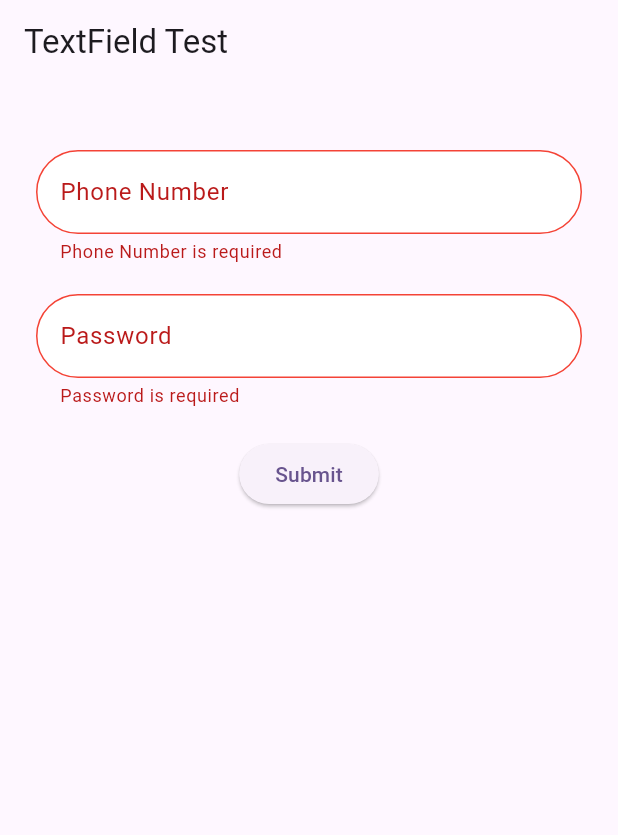
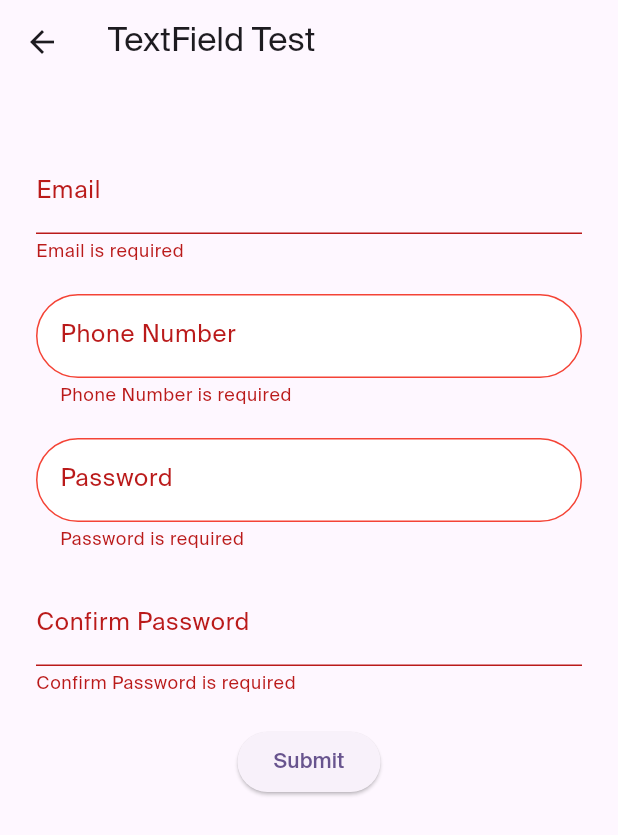
Before and after one commit to AhmedAdel1997/BasicDart, a Flutter app: the TextFieldTest screen opened directly, after a tap on "Submit", on a phone screen of 412 x 824 dp. Shown: the top 835 px of the screen. Run offline on Flutter 3.47's test engine with Material 3 defaults, Android fonts, the phone set to English and light mode, and no system bars; our stand-ins replace image_picker; network calls fail.

Commit message:
continuew ui

```diff
--- /dev/null
+++ b/lib/core/colors.dart
@@ -0,0 +1,6 @@
+import 'package:flutter/material.dart';
+
+class AppColors {
+  static const primary = Color(0xffF26625);
+  static const secondary = Color(0xff040504);
+}
--- /dev/null
+++ b/lib/core/fields_mixin.dart
@@ -0,0 +1,8 @@
+import 'package:flutter/material.dart';
+
+mixin FieldsMixin {
+  final TextEditingController phoneC = TextEditingController();
+  final TextEditingController passwordC = TextEditingController();
+  final TextEditingController emailC = TextEditingController();
+  final TextEditingController confirmPasswordC = TextEditingController();
+}
--- /dev/null
+++ b/lib/core/validator.dart
@@ -0,0 +1,56 @@
+class Validator {
+  //phoneNumber validation
+  static String? validatePhoneNumber(String? value) {
+    if (value == null || value.isEmpty) {
+      return 'Phone Number is required';
+    }
+    //regex for only numbers
+    if (!RegExp(r'^[0-9]+$').hasMatch(value)) {
+      return 'Phone Number must be numbers';
+    }
+
+    if (value.length != 10 || !value.startsWith('05')) {
+      return 'Phone Number must be 10 digits and starts with 05';
+    }
+
+    return null;
+  }
+
+  //validate password
+  static String? validatePassword(String? value, {String? message}) {
+    if (value?.trim().isEmpty ?? true) {
+      return message ?? 'Password is required';
+    } else if (!RegExp(
+      r'^(?=.*[a-z])(?=.*[A-Z])(?=.*\d)(?=.*[@$!%*?&#])[A-Za-z\d@$!%*?&]{8,}$',
+    ).hasMatch(value!)) {
+      return message ??
+          'Password must contain lowercase, uppercase, numbers, special characters and at least 8 characters';
+    }
+    return null;
+  }
+
+  //validate confirm password
+  static String? validateConfirmPassword({String? value, String? password}) {
+    if (value?.trim().isEmpty ?? true) {
+      return 'Confirm Password is required';
+    }
+    if (value != password) {
+      return 'Confirm Password must be the same as Password';
+    }
+    return null;
+  }
+
+  //validate email
+  static String? validateEmail(String? value) {
+    if (value == null || value.isEmpty) {
+      return 'Email is required';
+    }
+
+    if (!RegExp(
+      r'^[a-zA-Z0-9._%+-]+@[a-zA-Z0-9.-]+\.[a-zA-Z]{2,}$',
+    ).hasMatch(value)) {
+      return 'Invalid email address';
+    }
+    return null;
+  }
+}
--- a/lib/ui/text_field.dart
+++ b/lib/ui/text_field.dart
@@ -1,6 +1,9 @@
 import 'dart:developer';
 
 import 'package:flutter/material.dart';
+
+import '../core/fields_mixin.dart';
+import '../core/validator.dart';
 
 class TextFieldTest extends StatefulWidget {
   const TextFieldTest({super.key});
@@ -9,10 +12,7 @@ class TextFieldTest extends StatefulWidget {
   State<TextFieldTest> createState() => _TextFieldTestState();
 }
 
-class _TextFieldTestState extends State<TextFieldTest> {
-  final TextEditingController phoneC = TextEditingController();
-  final TextEditingController passwordC = TextEditingController();
-
+class _TextFieldTestState extends State<TextFieldTest> with FieldsMixin {
   final formkey = GlobalKey<FormState>();
 
   @override
@@ -25,6 +25,16 @@ class _TextFieldTestState extends State<TextFieldTest> {
           padding: const EdgeInsets.all(24.0),
           child: Column(
             children: [
+              SizedBox(height: 20),
+              TextFormField(
+                controller: emailC,
+                decoration: InputDecoration(
+                  labelText: 'Email',
+                  hintText: 'Enter your email',
+                ),
+                validator: Validator.validateEmail,
+              ),
+
               SizedBox(height: 20),
               TextFormField(
                 controller: phoneC,
@@ -55,20 +65,7 @@ class _TextFieldTestState extends State<TextFieldTest> {
                   filled: true,
                   fillColor: Colors.white,
                 ),
-                validator: (value) {
-                  if (value == null || value.isEmpty) {
-                    return 'Phone Number is required';
-                  }
-                  //regex for only numbers
-                  if (!RegExp(r'^[0-9]+$').hasMatch(value)) {
-                    return 'Phone Number must be numbers';
-                  }
-                  if (value.length != 10 || !value.startsWith('05')) {
-                    return 'Phone Number must be 10 digits and starts with 05';
-                  }
-
-                  return null;
-                },
+                validator: Validator.validatePhoneNumber,
               ),
               SizedBox(height: 20),
               TextFormField(
@@ -99,19 +96,27 @@ class _TextFieldTestState extends State<TextFieldTest> {
                   filled: true,
                   fillColor: Colors.white,
                 ),
+                validator: Validator.validatePassword,
+              ),
+              SizedBox(height: 20),
+              TextFormField(
+                controller: confirmPasswordC,
+                decoration: InputDecoration(
+                  labelText: 'Confirm Password',
+                  hintText: 'Enter your confirm password',
+                ),
                 validator: (value) {
-                  if (value == null || value.isEmpty) {
-                    return 'Password is required';
-                  }
-
-                  return null;
+                  //readable code
+                  return Validator.validateConfirmPassword(
+                    value: value,
+                    password: passwordC.text,
+                  );
                 },
               ),
               SizedBox(height: 20),
               ElevatedButton(
                 onPressed: () {
                   if (!formkey.currentState!.validate()) return;
-
                   log('Congratulations , you are logged in');
                 },
                 child: Text('Submit'),
```
Also changed, not shown: lib/core/example.dart (added, +34 -0 lines), lib/core/text_styles.dart (added, +34 -0 lines), lib/main.dart (+5 -3 lines), lib/ui/column_test.dart (+61 -6 lines), pubspec.yaml (+18 -16 lines), assets/font/SuisseIntl-Bold.otf (added), assets/font/SuisseIntl-Medium.otf (added), assets/font/SuisseIntl-Regular.otf (added), assets/font/SuisseIntl-SemiBold.otf (added), assets/images/china.png (added), assets/images/user_image.png (added), pubspec.lock, 4 other files.
